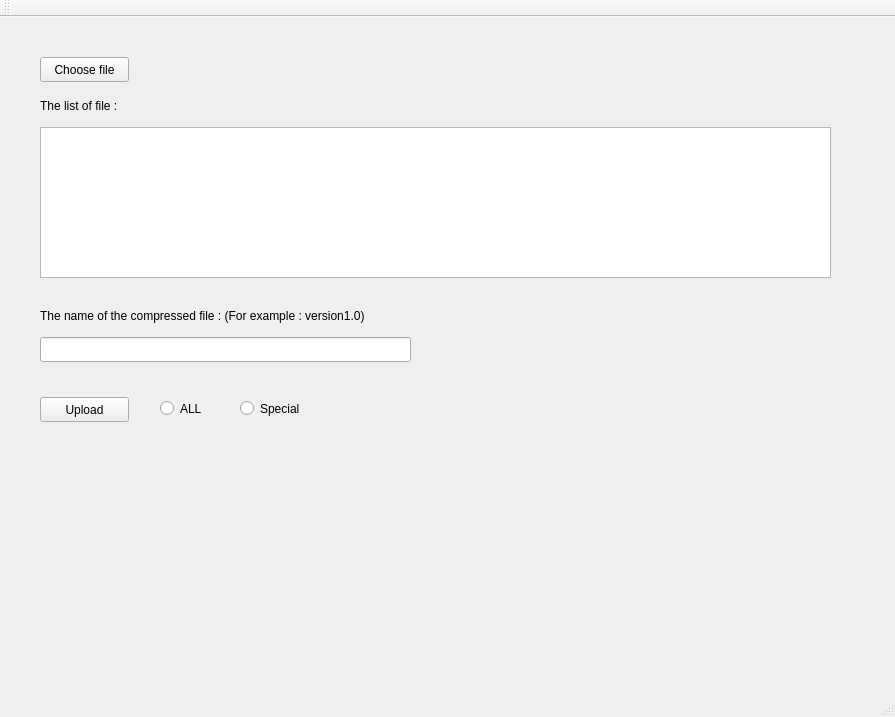
Old version of the form mainwindow.ui in the repository echo95200/Admin.
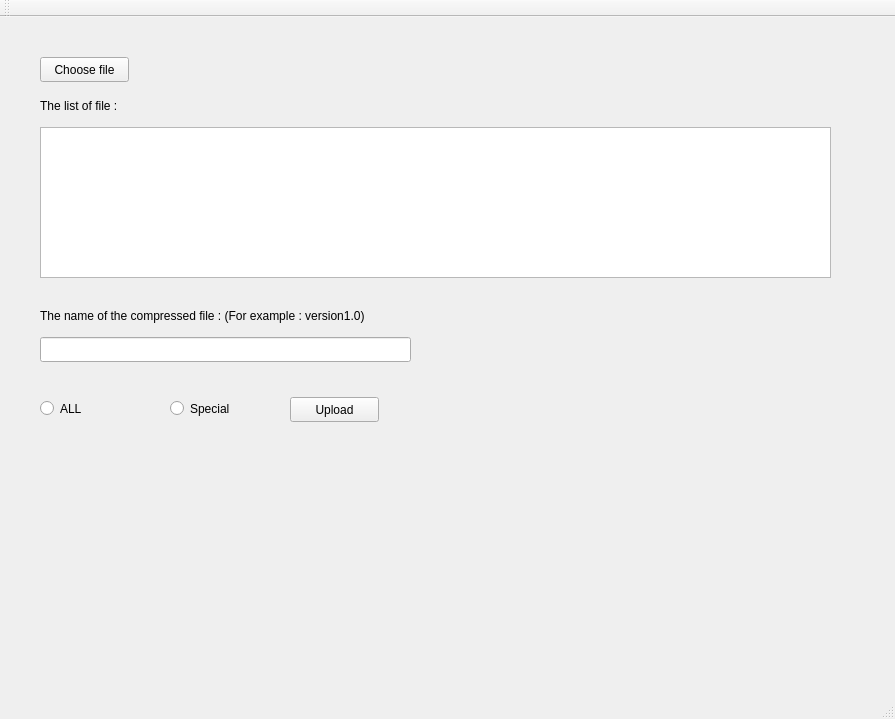
New version of the form.

Commit message: need to add multi selected

```diff
--- a/mainwindow.ui
+++ b/mainwindow.ui
@@ -7,7 +7,7 @@
     <x>0</x>
     <y>0</y>
     <width>895</width>
-    <height>717</height>
+    <height>719</height>
    </rect>
   </property>
   <property name="windowTitle">
@@ -76,7 +76,7 @@
    <widget class="QPushButton" name="pushButtonUpload">
     <property name="geometry">
      <rect>
-      <x>40</x>
+      <x>290</x>
       <y>380</y>
       <width>89</width>
       <height>25</height>
@@ -92,7 +92,7 @@
       <x>40</x>
       <y>430</y>
       <width>791</width>
-      <height>211</height>
+      <height>221</height>
      </rect>
     </property>
     <layout class="QVBoxLayout" name="verticalLayout"/>
@@ -100,7 +100,7 @@
    <widget class="QRadioButton" name="radioButtonAll">
     <property name="geometry">
      <rect>
-      <x>160</x>
+      <x>40</x>
       <y>380</y>
       <width>112</width>
       <height>23</height>
@@ -113,7 +113,7 @@
    <widget class="QRadioButton" name="radioButtonSpecial">
     <property name="geometry">
      <rect>
-      <x>240</x>
+      <x>170</x>
       <y>380</y>
       <width>112</width>
       <height>23</height>
```
The commit also changes 1 other file.
